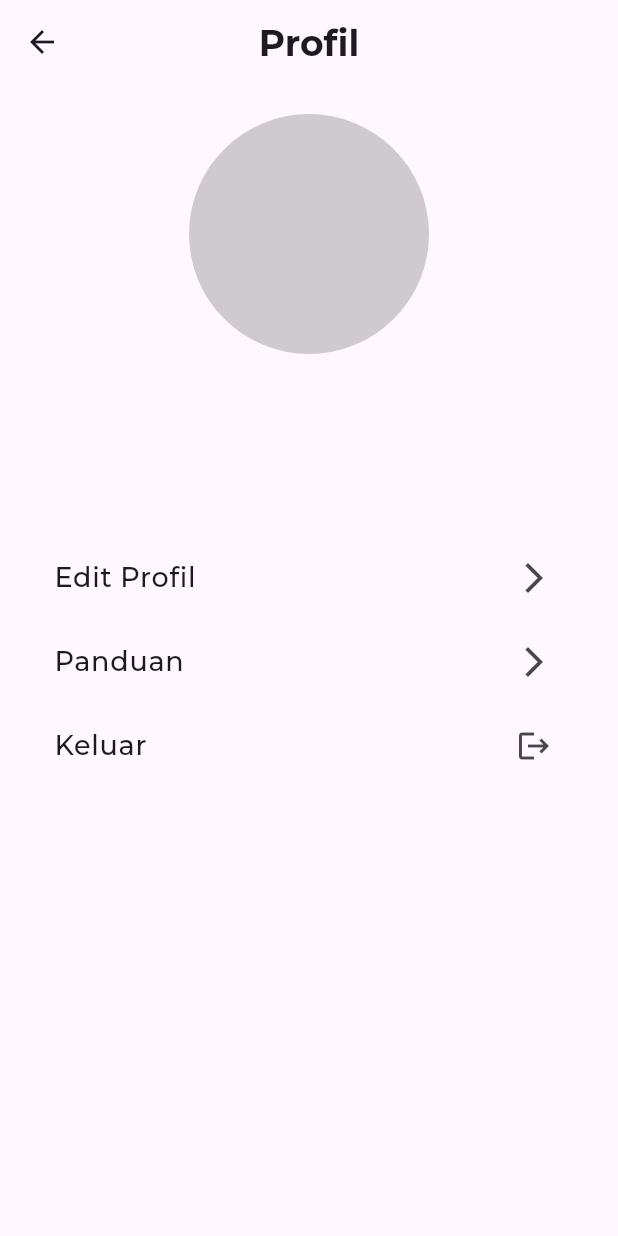
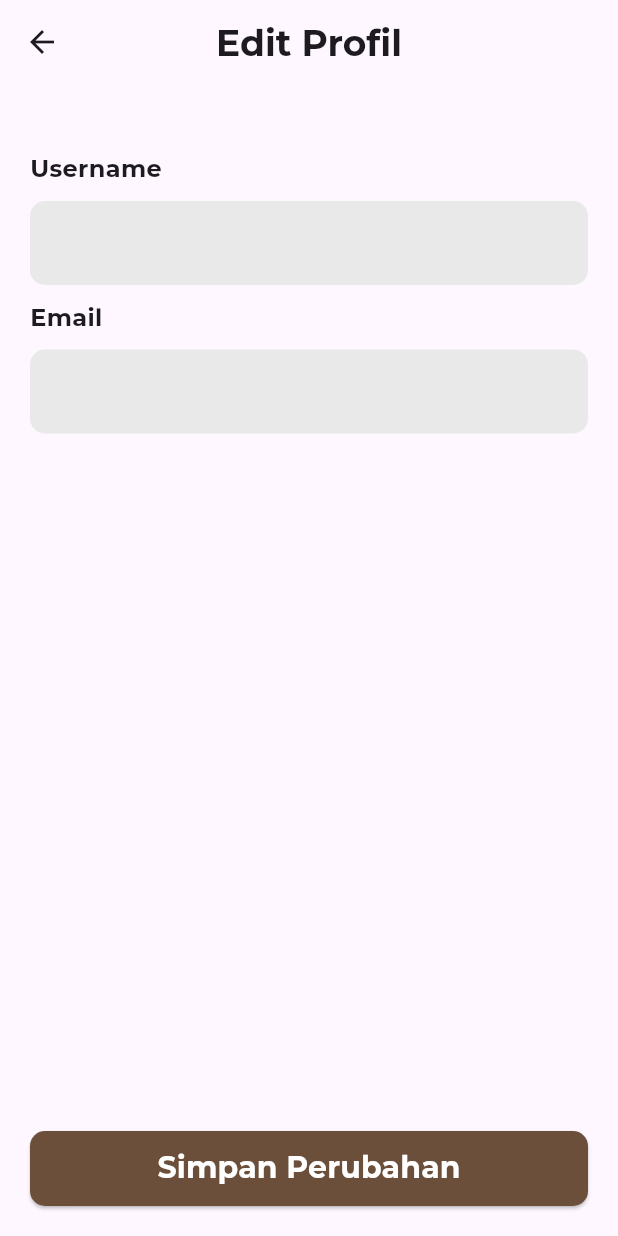
Before and after one commit to SuperWann/wormsup-dev, a Flutter app: the AccountPage screen opened directly, after a tap on "Edit Profil", on a phone screen of 412 x 824 dp. Run offline on Flutter 3.47's test engine with Material 3 defaults, Android fonts, the phone set to English and light mode, and no system bars; our stand-ins replace cloud_firestore, firebase_auth, firebase_core; accounts and stored records are empty.

Commit message:
fix/accountPage->editProfile

```diff
--- a/lib/pages/main/accountPage.dart
+++ b/lib/pages/main/accountPage.dart
@@ -3,6 +3,8 @@ import 'package:cloud_firestore/cloud_firestore.dart';
 import 'package:firebase_auth/firebase_auth.dart';
 import 'package:wormsup_dev/pages/auth/authPage.dart';
 import 'package:wormsup_dev/viewModel/login_view_model.dart';
+
+import './editAccountPage.dart';
 import '../widgets/alert.dart';
 
 class AccountPage extends StatefulWidget {
@@ -64,6 +66,8 @@ class _AccountPageState extends State<AccountPage> {
 
                     CircleAvatar(
                       backgroundColor: const Color.fromARGB(125, 156, 156, 156),
+                      backgroundImage:
+                          Image.asset('assets/images/rijal.jpg').image,
                       radius: 80,
                     ),
 
@@ -99,7 +103,16 @@ class _AccountPageState extends State<AccountPage> {
                           fontSize: 18,
                         ),
                       ),
-                      onTap: () {},
+                      onTap: () {
+                        Navigator.push(
+                          context,
+                          MaterialPageRoute(
+                            builder:
+                                (context) =>
+                                    EditAccountPage(currentUser: currentUser),
+                          ),
+                        );
+                      },
                       trailing: Icon(Icons.arrow_forward_ios),
                     ),
 
--- /dev/null
+++ b/lib/pages/main/editAccountPage.dart
@@ -0,0 +1,159 @@
+import 'package:cloud_firestore/cloud_firestore.dart';
+import 'package:flutter/material.dart';
+import 'package:firebase_auth/firebase_auth.dart';
+import 'package:wormsup_dev/pages/main/accountPage.dart';
+import 'package:wormsup_dev/pages/widgets/button.dart';
+import 'package:wormsup_dev/pages/widgets/input_form.dart';
+
+class EditAccountPage extends StatefulWidget {
+  final User? currentUser;
+
+  const EditAccountPage({super.key, required this.currentUser});
+
+  @override
+  State<EditAccountPage> createState() => _EditAccountPageState();
+}
+
+class _EditAccountPageState extends State<EditAccountPage> {
+  final FirebaseFirestore _firestore = FirebaseFirestore.instance;
+
+  final TextEditingController _controllerUsername = TextEditingController();
+  final TextEditingController _controllerEmail = TextEditingController();
+
+  @override
+  // function yang pertama kali dijalankan tanpa dipanggil
+  void initState() {
+    super.initState();
+    _loadUserData();
+  }
+
+  Future<void> _loadUserData() async {
+    if (currentUser != null) {
+      // Ambil data pengguna dari Firestore
+      DocumentSnapshot snapshot =
+          await _firestore.collection("users").doc(currentUser!.uid).get();
+      Map<String, dynamic> data = snapshot.data() as Map<String, dynamic>;
+
+      // setState untuk merubah nilai awal controller pada textField
+      setState(() {
+        _controllerUsername.text = data['username'];
+        _controllerEmail.text = data['email'];
+      });
+    }
+  }
+
+  Future<void> _saveChange() async {
+    try {
+      final newUsername = _controllerUsername.text.trim();
+      final newEmail = _controllerEmail.text.trim();
+
+      DocumentSnapshot snapshot =
+          await _firestore.collection("users").doc(currentUser!.uid).get();
+
+      Map<String, dynamic> data = snapshot.data() as Map<String, dynamic>;
+
+      final userDataFirestore = _firestore
+          .collection("users")
+          .doc(currentUser!.uid);
+
+      // Update username langsung ke Firestore
+      await userDataFirestore.update({"username": newUsername});
+
+      // Cek dan update email jika berubah
+      if (newEmail != currentUser!.email) {
+        // Verifikasi email sebelum diperbarui
+        await currentUser!.verifyBeforeUpdateEmail(newEmail);
+        await userDataFirestore.update({"email": newEmail});
+
+        // Jangan langsung update ke Firestore — tunggu email diverifikasi!
+        ScaffoldMessenger.of(context).showSnackBar(
+          SnackBar(
+            content: Text(
+              "Cek email untuk verifikasi sebelum email diperbarui",
+            ),
+          ),
+        );
+      } else {
+        ScaffoldMessenger.of(
+          context,
+        ).showSnackBar(SnackBar(content: Text("Profil berhasil diperbarui")));
+      }
+
+      Navigator.pop(context);
+    } catch (e) {
+      print(e);
+      ScaffoldMessenger.of(
+        context,
+      ).showSnackBar(SnackBar(content: Text("Gagal memperbarui profil")));
+    }
+  }
+
+  @override
+  Widget build(BuildContext context) {
+    return Scaffold(
+      appBar: AppBar(
+        centerTitle: true,
+        title: Text(
+          "Edit Profil",
+          style: TextStyle(
+            fontFamily: 'Montserrat',
+            fontWeight: FontWeight.w700,
+            fontSize: 24,
+          ),
+        ),
+      ),
+      body: Padding(
+        padding: const EdgeInsets.all(20),
+        child: Stack(
+          children: [
+            Column(
+              crossAxisAlignment: CrossAxisAlignment.start,
+              children: [
+                SizedBox(height: 25),
+
+                Text(
+                  'Username',
+                  style: TextStyle(
+                    fontFamily: 'Montserrat',
+                    fontSize: 16,
+                    fontWeight: FontWeight.w700,
+                  ),
+                ),
+
+                SizedBox(height: 10),
+
+                InputFormNoIcon(text: '', controller: _controllerUsername),
+
+                SizedBox(height: 10),
+
+                Text(
+                  'Email',
+                  style: TextStyle(
+                    fontFamily: 'Montserrat',
+                    fontSize: 16,
+                    fontWeight: FontWeight.w700,
+                  ),
+                ),
+
+                SizedBox(height: 10),
+
+                InputFormNoIcon(text: '', controller: _controllerEmail),
+              ],
+            ),
+            Align(
+              alignment: Alignment.bottomCenter,
+              child: LongButton(
+                text: "Simpan Perubahan",
+                color: "#6B4F3B",
+                colorText: "#FFFFFF",
+                onPressed: () {
+                  _saveChange();
+                },
+              ),
+            ),
+          ],
+        ),
+      ),
+    );
+  }
+}
--- a/lib/pages/widgets/input_form.dart
+++ b/lib/pages/widgets/input_form.dart
@@ -14,6 +14,7 @@ class InputFormNoIcon extends StatelessWidget {
   Widget build(BuildContext context) {
     return TextField(
       controller: controller,
+      enableSuggestions: true,
       decoration: InputDecoration(
         hintText: text,
         hintStyle: TextStyle(
--- a/pubspec.yaml
+++ b/pubspec.yaml
@@ -53,12 +53,14 @@ flutter:
   # To add assets to your application, add an assets section, like this:
   assets:
     - assets/images/wormsup_logo.png
+    - assets/images/logo_monitor_page.png
     - assets/images/img_auth_page.png
     - assets/images/google_logo.png
     - assets/images/background_img_logo.png
     - assets/images/background_img_logo_2.png
     - assets/images/fail.png
     - assets/images/succes.png
+    - assets/images/rijal.jpg
 
   # An image asset can refer to one or more resolution-specific "variants", see
   # https://flutter.dev/to/resolution-aware-images
```
Also changed, not shown: lib/pages/auth/registrasiPage.dart (+0 -8 lines), lib/pages/main/monitoringPage.dart (+38 -5 lines), lib/pages/main/navigationPage.dart (+4 -4 lines), lib/pages/widgets/alert.dart (+6 -17 lines), assets/images/logo_monitor_page.png (added), assets/images/rijal.jpg (added).
